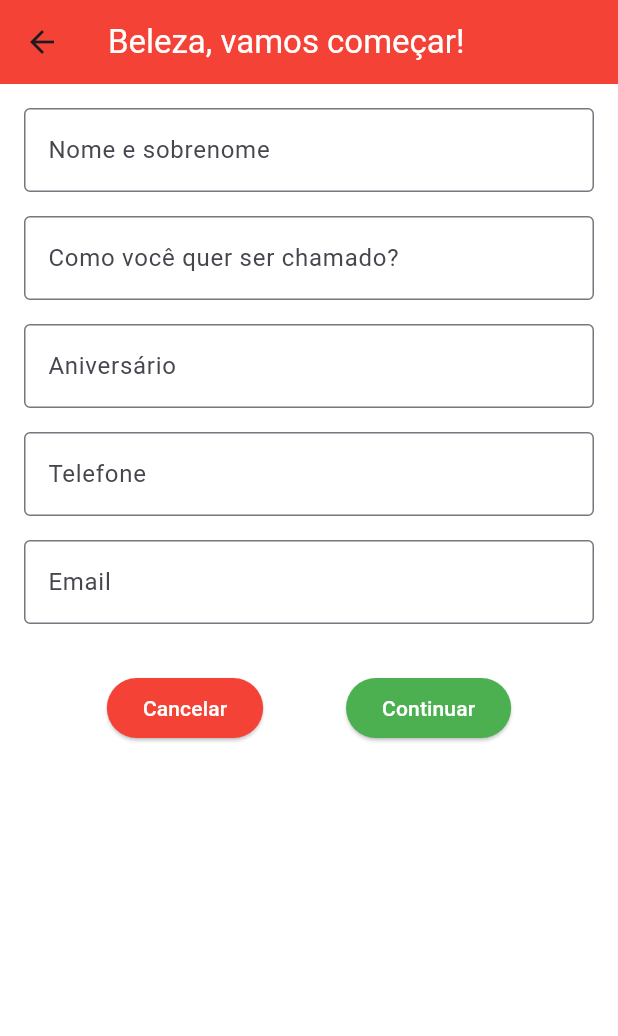
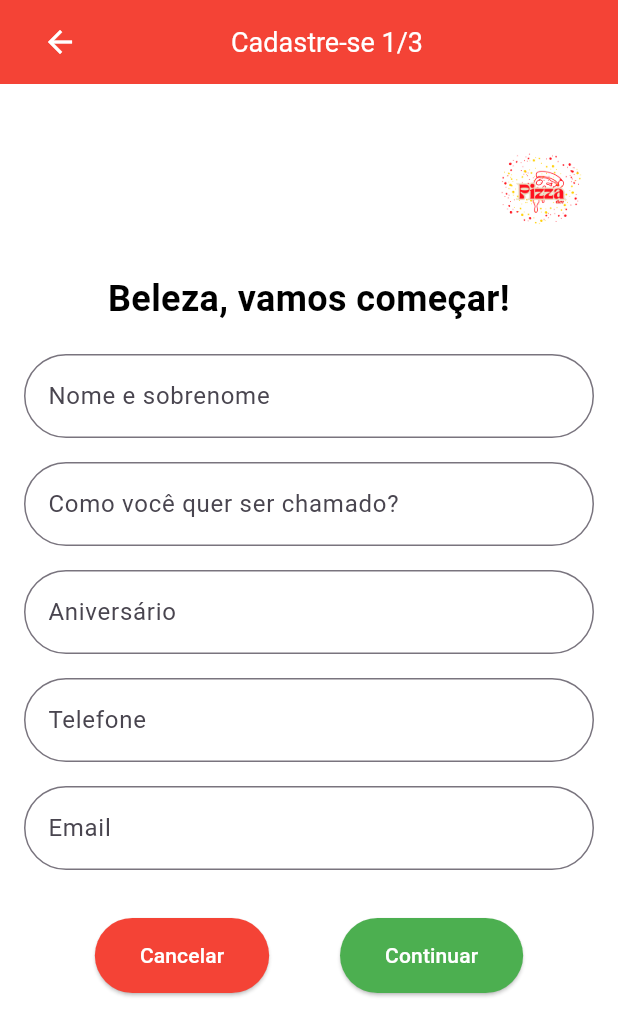
Before and after one commit to flavioacmf/Pizza_DEV_Mobiile, a Flutter app: the CadastroScreen screen opened directly, after a tap on "Novo por aqui? Cadastre-se", on a phone screen of 412 x 824 dp. Shown: the top 1036 px of the screen. Run offline on Flutter 3.47's test engine with Material 3 defaults, Android fonts, the phone set to English and light mode, and no system bars; our stand-ins replace flutter_masked_text2, geolocator.

Commit message:
Fiz alguma alterações na tela de novo cadastro

```diff
--- a/flutter_appnovo/lib/telas/CadastroScreen.dart
+++ b/flutter_appnovo/lib/telas/CadastroScreen.dart
@@ -29,7 +29,7 @@ class CadastroScreen extends StatelessWidget {
             Icon(
               Icons.check_circle_outline,
               color: Colors.red,
-              size: 100,
+              size: 150,
             ),
             // Texto de confirmação
             Text(
@@ -59,7 +59,7 @@ class CadastroScreen extends StatelessWidget {
                 );
               },
               style: ElevatedButton.styleFrom(
-                backgroundColor: Colors.black,
+                backgroundColor: Colors.black, // Mantém o fundo preto
                 padding: EdgeInsets.symmetric(horizontal: 60, vertical: 20),
                 shape: RoundedRectangleBorder(
                   borderRadius: BorderRadius.circular(30),
@@ -67,7 +67,10 @@ class CadastroScreen extends StatelessWidget {
               ),
               child: Text(
                 'Novo por aqui? Cadastre-se',
-                style: TextStyle(fontSize: 18),
+                style: TextStyle(
+                  fontSize: 18,
+                  color: Colors.white, // Altera a cor do texto para branco
+                ),
               ),
             ),
             // Botão "Já possui conta? Entrar"
--- a/flutter_appnovo/lib/telas/NovoCadastro.dart
+++ b/flutter_appnovo/lib/telas/NovoCadastro.dart
@@ -10,32 +10,65 @@ class NovoCadastro extends StatelessWidget {
   @override
   Widget build(BuildContext context) {
     return Scaffold(
-      backgroundColor: Colors.white, // Cor de fundo da tela
+      backgroundColor: Colors.white,
       appBar: AppBar(
+        automaticallyImplyLeading: false, // Remove o ícone padrão de voltar
         backgroundColor: const Color.fromARGB(255, 244, 67, 54),
-        title: Text(
-          'Beleza, vamos começar!',
-          style: TextStyle(color: Colors.white),
-        ),
-        leading: IconButton(
-          icon: Icon(Icons.arrow_back),
-          onPressed: () {
-            Navigator.pop(context); // Volta para a tela anterior
-          },
+        title: Row(
+          mainAxisAlignment: MainAxisAlignment.spaceBetween,
+          children: [
+            // Ícone de voltar
+            IconButton(
+              icon: Icon(Icons.arrow_back),
+              onPressed: () {
+                Navigator.pop(context); // Volta para a tela anterior
+              },
+              color: Colors.white,
+            ),
+            // Texto 'Cadastre-se 1/3'
+            Text(
+              'Cadastre-se 1/3',
+              style: TextStyle(fontSize: 18.0, color: Colors.white),
+            ),
+            // Espaço vazio para alinhar a logo à direita
+            SizedBox(width: 24),
+          ],
         ),
       ),
       body: SafeArea(
         child: SingleChildScrollView(
-          // Adiciona rolagem para evitar sobreposição
           padding: const EdgeInsets.all(16.0),
           child: Column(
             crossAxisAlignment: CrossAxisAlignment.stretch,
             children: [
+              SizedBox(height: 20),
+              // Logo fora da AppBar, no canto direito
+              Align(
+                alignment: Alignment.centerRight,
+                child: Image.asset(
+                  'lib/assets/pizza_logo.png',
+                  height: 70, // Aumenta a logo em 70%
+                ),
+              ),
+              SizedBox(height: 20),
+              // Título 'Beleza, vamos começar!'
+              Text(
+                'Beleza, vamos começar!',
+                style: TextStyle(
+                  fontSize: 24,
+                  fontWeight: FontWeight.bold,
+                  color: Colors.black,
+                ),
+                textAlign: TextAlign.center,
+              ),
+              SizedBox(height: 20),
               // Campo Nome e Sobrenome
               TextField(
                 decoration: InputDecoration(
                   labelText: 'Nome e sobrenome',
-                  border: OutlineInputBorder(),
+                  border: OutlineInputBorder(
+                    borderRadius: BorderRadius.circular(30),
+                  ),
                 ),
               ),
               SizedBox(height: 16.0),
@@ -43,35 +76,43 @@ class NovoCadastro extends StatelessWidget {
               TextField(
                 decoration: InputDecoration(
                   labelText: 'Como você quer ser chamado?',
-                  border: OutlineInputBorder(),
+                  border: OutlineInputBorder(
+                    borderRadius: BorderRadius.circular(30),
+                  ),
                 ),
               ),
               SizedBox(height: 16.0),
-              // Campo Aniversário com máscara
+              // Campo Aniversário
               TextField(
                 controller: _dataController,
                 decoration: InputDecoration(
                   labelText: 'Aniversário',
-                  border: OutlineInputBorder(),
+                  border: OutlineInputBorder(
+                    borderRadius: BorderRadius.circular(30),
+                  ),
                 ),
                 keyboardType: TextInputType.datetime,
               ),
               SizedBox(height: 16.0),
-              // Campo Telefone com máscara
+              // Campo Telefone
               TextField(
                 controller: _telefoneController,
                 decoration: InputDecoration(
                   labelText: 'Telefone',
-                  border: OutlineInputBorder(),
+                  border: OutlineInputBorder(
+                    borderRadius: BorderRadius.circular(30),
+                  ),
                 ),
                 keyboardType: TextInputType.phone,
               ),
               SizedBox(height: 16.0),
-              // Campo Email (sem máscara específica, pois é validado diretamente)
+              // Campo Email
               TextField(
                 decoration: InputDecoration(
                   labelText: 'Email',
-                  border: OutlineInputBorder(),
+                  border: OutlineInputBorder(
+                    borderRadius: BorderRadius.circular(30),
+                  ),
                 ),
                 keyboardType: TextInputType.emailAddress,
               ),
@@ -87,6 +128,13 @@ class NovoCadastro extends StatelessWidget {
                     },
                     style: ElevatedButton.styleFrom(
                       backgroundColor: Colors.red,
+                      padding: EdgeInsets.symmetric(
+                        horizontal: 30,
+                        vertical: 15,
+                      ),
+                      shape: RoundedRectangleBorder(
+                        borderRadius: BorderRadius.circular(30),
+                      ),
                     ),
                     child: Text(
                       'Cancelar',
@@ -96,16 +144,20 @@ class NovoCadastro extends StatelessWidget {
                   // Botão "Continuar"
                   ElevatedButton(
                     onPressed: () {
-                      // Ação para continuar o cadastro
                       Navigator.push(
                         context,
-                        MaterialPageRoute(
-                            builder: (context) =>
-                                CpfScreen()), // Vai para CpfScreen
+                        MaterialPageRoute(builder: (context) => CpfScreen()),
                       );
                     },
                     style: ElevatedButton.styleFrom(
                       backgroundColor: Colors.green,
+                      padding: EdgeInsets.symmetric(
+                        horizontal: 30,
+                        vertical: 15,
+                      ),
+                      shape: RoundedRectangleBorder(
+                        borderRadius: BorderRadius.circular(30),
+                      ),
                     ),
                     child: Text(
                       'Continuar',
```
Also changed, not shown: flutter_appnovo/lib/modelo/exercicio_modelo.dart (deleted, +0 -14 lines), flutter_appnovo/lib/telas/TelaLocalizacao.dart (+5 -35 lines).
